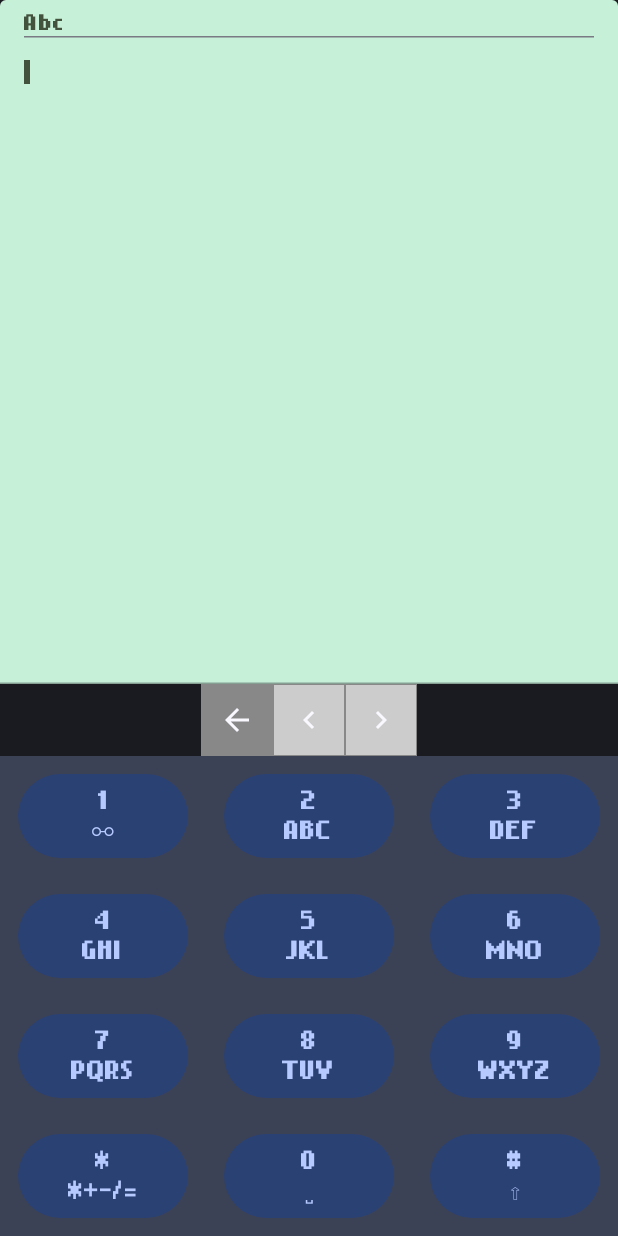
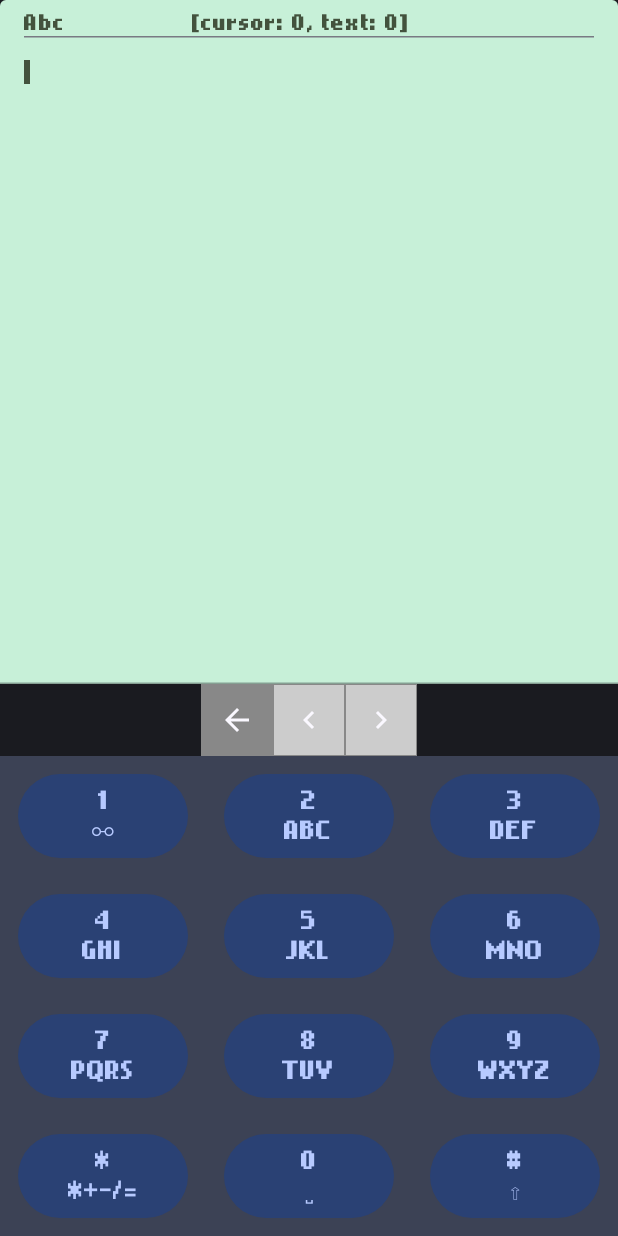
Before and after one commit to MatLeg25/RetroKeyboard, an Android app built with Jetpack Compose: the screen it shows after launch (MainActivity), on a phone screen of 412 x 824 dp. Run offline under Robolectric (Android 15) with nearby library versions, the phone set to English and light mode, and no system bars.

Commit message:
update string res for extra_info_cursor_X_text_Y

```diff
--- a/app/src/main/java/com/example/retrokeyboard/components/CustomKeyboard.kt
+++ b/app/src/main/java/com/example/retrokeyboard/components/CustomKeyboard.kt
@@ -61,7 +61,7 @@ fun CustomKeyboard(
     val keyWidthDp = (screenWidthDp / 3)
 
     var text by remember { mutableStateOf("") }
-    var extraInfo by remember { mutableStateOf(false) }
+    var extraInfoVisible by remember { mutableStateOf(true) }
     var selectedChar: Char? by remember { mutableStateOf(null) }
     var keyboardMode by remember { mutableStateOf(keyboard.mode) }
     var cursorPosition by remember { mutableIntStateOf(text.length) }
@@ -73,7 +73,10 @@ fun CustomKeyboard(
             KeyboardMode.UPPERCASE -> Config.KEYBOARD_TEXT_MODE_LABEL.uppercase()
             KeyboardMode.NUMBER -> Config.KEYBOARD_NUM_MODE_LABEL
         }
-        if (extraInfo) keyboardCase + "\t\t\t     [cursor: $cursorPosition, text length: ${text.length}]"
+        if (extraInfoVisible) {
+            val extraInfo = stringResource(id = R.string.extra_info_cursor_X_text_Y, cursorPosition, text.length)
+            keyboardCase + extraInfo
+        }
         else keyboardCase
     }
 
@@ -125,7 +128,10 @@ fun CustomKeyboard(
         Column(verticalArrangement = Arrangement.SpaceBetween) {
             //Text box
             TextField(
-                modifier = Modifier.fillMaxWidth().weight(1f).testTag("TextField"),
+                modifier = Modifier
+                    .fillMaxWidth()
+                    .weight(1f)
+                    .testTag("TextField"),
                 value = textWithCursor,
                 onValueChange = { text = it },
                 label = {
@@ -171,7 +177,9 @@ fun CustomKeyboard(
                     )
                 }
                 IconButton(
-                    modifier = Modifier.background(Color.LightGray).border(BorderStroke(0.1.dp, Color.Gray)),
+                    modifier = Modifier
+                        .background(Color.LightGray)
+                        .border(BorderStroke(0.1.dp, Color.Gray)),
                     onClick = {
                         cursorPosition = (cursorPosition-1).coerceIn(0, text.length)
                 }) {
@@ -182,7 +190,9 @@ fun CustomKeyboard(
                     )
                 }
                 IconButton(
-                    modifier = Modifier.background(Color.LightGray).border(BorderStroke(0.1.dp, Color.Gray)),
+                    modifier = Modifier
+                        .background(Color.LightGray)
+                        .border(BorderStroke(0.1.dp, Color.Gray)),
                     onClick = {
                         cursorPosition = (cursorPosition+1).coerceIn(0, text.length)
                 })  {
--- a/app/src/main/res/values/strings.xml
+++ b/app/src/main/res/values/strings.xml
@@ -3,4 +3,5 @@
     <string name="move_cursor_left">Move cursor left</string>
     <string name="move_cursor_right">Move cursor right</string>
     <string name="backspace">Backspace</string>
+    <string name="extra_info_cursor_X_text_Y">\t\t\t\t\t\t [cursor: %1$s, text: %2$s]</string>
 </resources>
```
